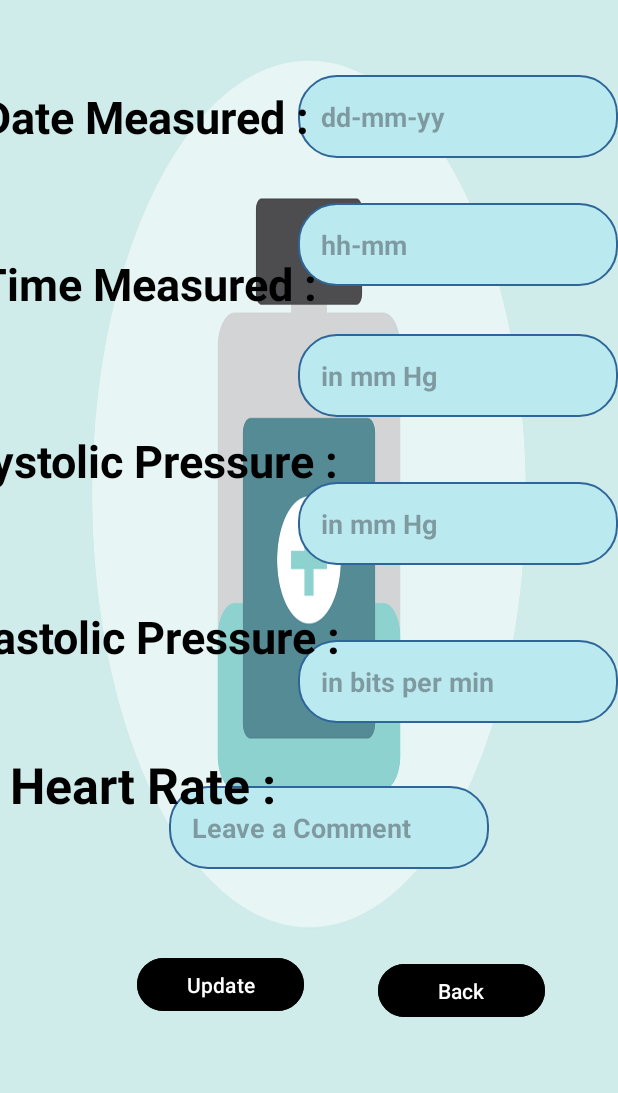
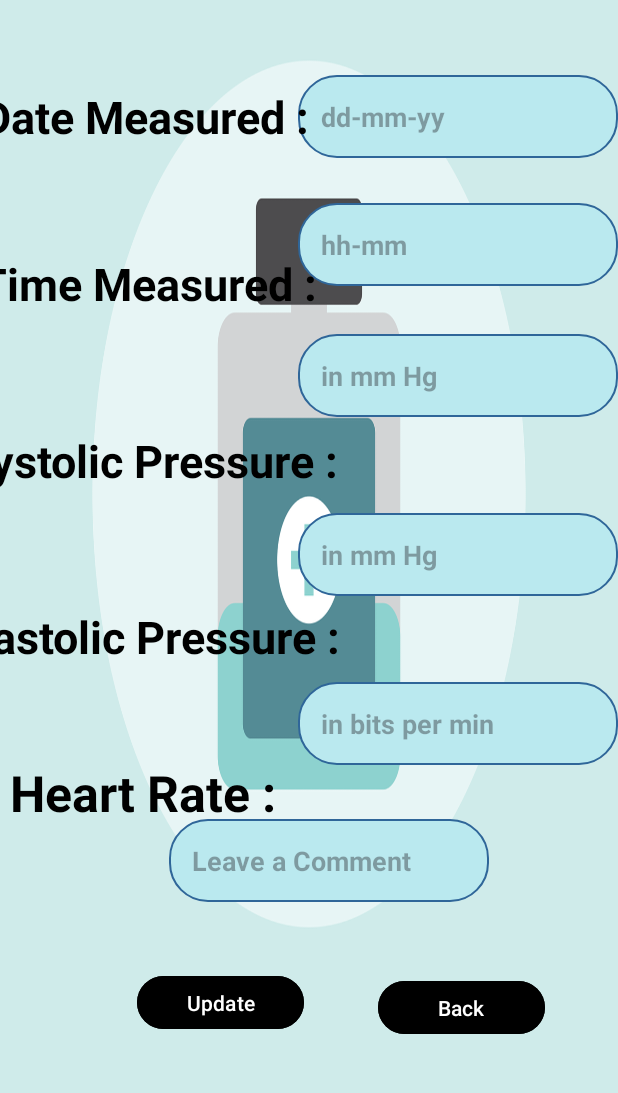
Before and after one commit to Naieem-55/Cardiac_Recorder, an Android app: the editActivity screen opened directly, with no data from a screen before it, on a phone screen of 412 x 824 dp, the part 124-1217 px from its top. Run offline under Robolectric (Android 15) with nearby library versions, the phone set to English and light mode, and no system bars; our stand-ins replace Firebase (no records; nobody signed in at launch, a user with empty details on screens opened directly).

Commit message:
systoic & diastolic constraint added

```diff
--- a/app/src/main/res/layout/activity_edit.xml
+++ b/app/src/main/res/layout/activity_edit.xml
@@ -4,7 +4,7 @@
     xmlns:tools="http://schemas.android.com/tools"
     android:layout_width="match_parent"
     android:layout_height="match_parent"
-    android:background="@drawable/healthGG"
+    android:background="@drawable/healthgg"
     android:id="@+id/editActivity"
     tools:context=".MainActivity">
 
@@ -94,15 +94,16 @@
         app:layout_constraintTop_toBottomOf="@+id/editTextTextPersonName3"
         app:layout_constraintVertical_bias="0.065" />
 
+
     <EditText
         android:id="@+id/editTextTextPersonName5"
         android:layout_width="wrap_content"
         android:layout_height="wrap_content"
+        android:background="@drawable/rounded"
         android:ems="10"
+        android:hint="in mm Hg"
         android:inputType="number"
-        android:hint="in mm Hg"
         android:padding="15dp"
-        android:background="@drawable/rounded"
         android:textColor="@color/black"
         android:textStyle="bold"
         app:layout_constraintBottom_toBottomOf="parent"
@@ -110,17 +111,17 @@
         app:layout_constraintHorizontal_bias="1.0"
         app:layout_constraintStart_toStartOf="parent"
         app:layout_constraintTop_toBottomOf="@+id/editTextTextPersonName4"
-        app:layout_constraintVertical_bias="0.106" />
+        app:layout_constraintVertical_bias="0.157" />
 
     <EditText
         android:id="@+id/editTextTextPersonName6"
         android:layout_width="wrap_content"
         android:layout_height="wrap_content"
+        android:background="@drawable/rounded"
         android:ems="10"
+        android:hint="in bits per min"
         android:inputType="number"
-        android:hint="in bits per min"
         android:padding="15dp"
-        android:background="@drawable/rounded"
         android:textColor="@color/black"
         android:textStyle="bold"
         app:layout_constraintBottom_toBottomOf="parent"
@@ -128,8 +129,7 @@
         app:layout_constraintHorizontal_bias="1.0"
         app:layout_constraintStart_toStartOf="parent"
         app:layout_constraintTop_toBottomOf="@+id/editTextTextPersonName5"
-        app:layout_constraintVertical_bias="0.161" />
-
+        app:layout_constraintVertical_bias="0.198" />
 
     <EditText
         android:id="@+id/editTextTextPersonName7"
@@ -232,10 +232,9 @@
         android:textStyle="bold"
         app:layout_constraintBottom_toBottomOf="parent"
         app:layout_constraintEnd_toStartOf="@+id/editTextTextPersonName6"
-        app:layout_constraintHorizontal_bias="0.51"
         app:layout_constraintStart_toStartOf="parent"
         app:layout_constraintTop_toBottomOf="@+id/textView4"
-        app:layout_constraintVertical_bias="0.221" />
+        app:layout_constraintVertical_bias="0.244" />
 
     <Button
         android:id="@+id/buttonBack"
--- a/app/src/main/res/values/colors.xml
+++ b/app/src/main/res/values/colors.xml
@@ -2,4 +2,5 @@
 <resources>
     <color name="black">#FF000000</color>
     <color name="white">#FFFFFFFF</color>
+    <color name="red">#ff0000</color>
 </resources>
```
Also changed, not shown: app/src/main/java/com/example/cardiac_recorder/MyAdapter.java (+13 -0 lines), app/src/main/java/com/example/cardiac_recorder/User.java (+17 -0 lines), app/src/main/res/layout/activity_main.xml (+9 -9 lines), app/src/main/res/drawable/healthgg.png (renamed from app/src/main/res/drawable/healthGG.png).
